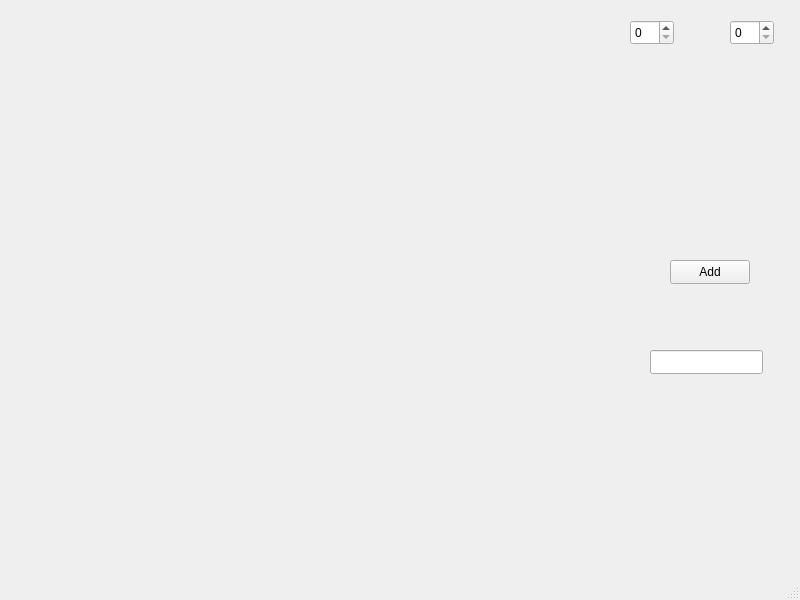
First picture: the form in mainwindow.ui, repository asialalala/Tic-Tac-Toe, before the edit.
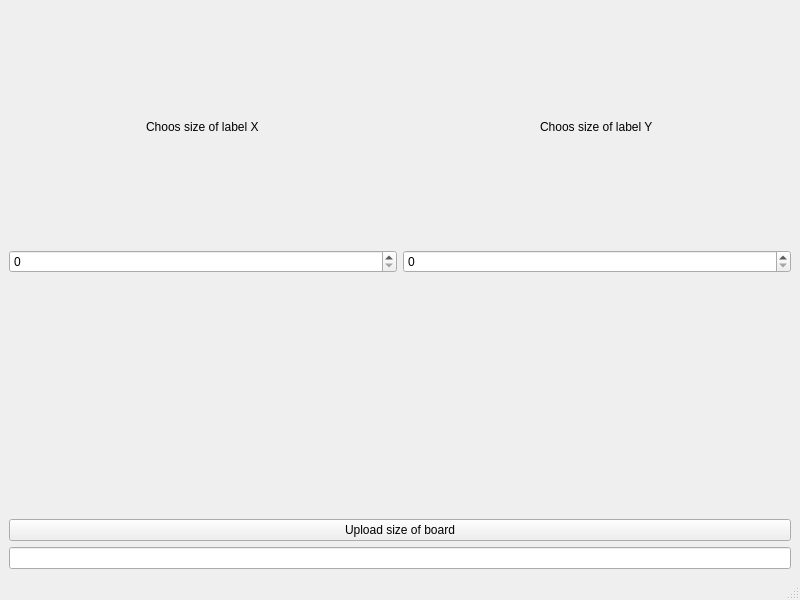
Second picture: the form after the edit.

Diff of the .ui file:
```diff
--- a/mainwindow.ui
+++ b/mainwindow.ui
@@ -14,60 +14,41 @@
    <string>MainWindow</string>
   </property>
   <widget class="QWidget" name="centralwidget">
-   <widget class="QPushButton" name="addButton">
-    <property name="geometry">
-     <rect>
-      <x>670</x>
-      <y>260</y>
-      <width>80</width>
-      <height>24</height>
-     </rect>
-    </property>
-    <property name="text">
-     <string>Add</string>
-    </property>
-   </widget>
-   <widget class="QWidget" name="gridLayoutWidget">
-    <property name="geometry">
-     <rect>
-      <x>9</x>
-      <y>9</y>
-      <width>561</width>
-      <height>531</height>
-     </rect>
-    </property>
-    <layout class="QGridLayout" name="gridLayout"/>
-   </widget>
-   <widget class="QLineEdit" name="lineEdit">
-    <property name="geometry">
-     <rect>
-      <x>650</x>
-      <y>350</y>
-      <width>113</width>
-      <height>24</height>
-     </rect>
-    </property>
-   </widget>
-   <widget class="QSpinBox" name="spinBoxX">
-    <property name="geometry">
-     <rect>
-      <x>630</x>
-      <y>20</y>
-      <width>44</width>
-      <height>25</height>
-     </rect>
-    </property>
-   </widget>
-   <widget class="QSpinBox" name="spinBoxY">
-    <property name="geometry">
-     <rect>
-      <x>730</x>
-      <y>20</y>
-      <width>44</width>
-      <height>25</height>
-     </rect>
-    </property>
-   </widget>
+   <layout class="QGridLayout" name="gridLayout_2">
+    <item row="2" column="2">
+     <widget class="QSpinBox" name="spinBoxY"/>
+    </item>
+    <item row="4" column="1" colspan="2">
+     <widget class="QPushButton" name="addButton">
+      <property name="text">
+       <string>Upload size of board</string>
+      </property>
+     </widget>
+    </item>
+    <item row="5" column="1" colspan="2">
+     <widget class="QLineEdit" name="lineEdit"/>
+    </item>
+    <item row="1" column="1" alignment="Qt::AlignHCenter">
+     <widget class="QLabel" name="label">
+      <property name="text">
+       <string>Choos size of label X</string>
+      </property>
+     </widget>
+    </item>
+    <item row="1" column="2" alignment="Qt::AlignHCenter">
+     <widget class="QLabel" name="label_2">
+      <property name="text">
+       <string>Choos size of label Y</string>
+      </property>
+     </widget>
+    </item>
+    <item row="1" column="0" rowspan="5">
+     <layout class="QGridLayout" name="gridLayout"/>
+    </item>
+    <item row="2" column="1">
+     <widget class="QSpinBox" name="spinBoxX"/>
+    </item>
+   </layout>
   </widget>
   <widget class="QMenuBar" name="menubar">
    <property name="geometry">
```
